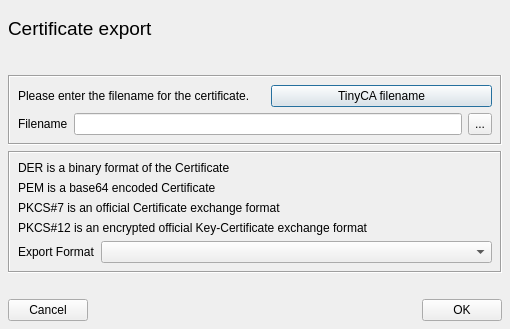
This is ui/ExportCert.ui in chris2511/xca as Qt 5 draws it before an edit. The edited form follows.
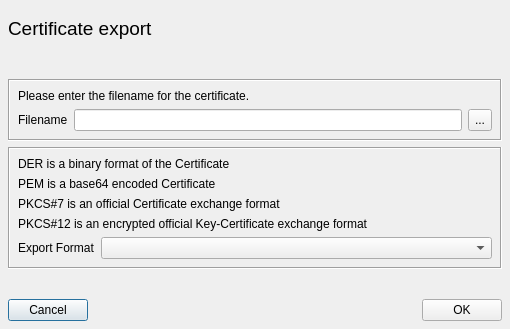
This is the edited form.

What changed in the file:
```diff
--- a/ui/ExportCert.ui
+++ b/ui/ExportCert.ui
@@ -161,24 +161,6 @@
         </property>
        </widget>
       </item>
-      <item row="0" column="2" colspan="2" >
-       <widget class="QPushButton" name="tinyCaName" >
-        <property name="sizePolicy" >
-         <sizepolicy>
-          <hsizetype>1</hsizetype>
-          <vsizetype>0</vsizetype>
-          <horstretch>0</horstretch>
-          <verstretch>0</verstretch>
-         </sizepolicy>
-        </property>
-        <property name="toolTip" >
-         <string>Set the filename to the one used by TinyCA</string>
-        </property>
-        <property name="text" >
-         <string>TinyCA filename</string>
-        </property>
-       </widget>
-      </item>
      </layout>
     </widget>
    </item>
```
Left out of the diff: 1 changed line with no effect on the pictures.
